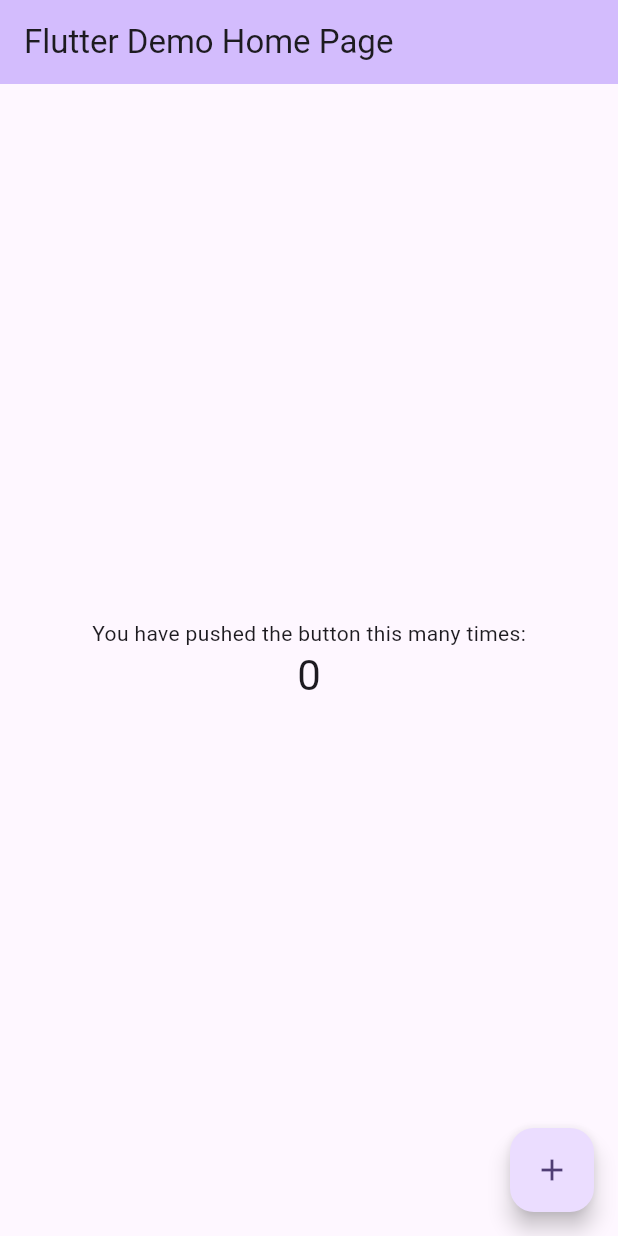
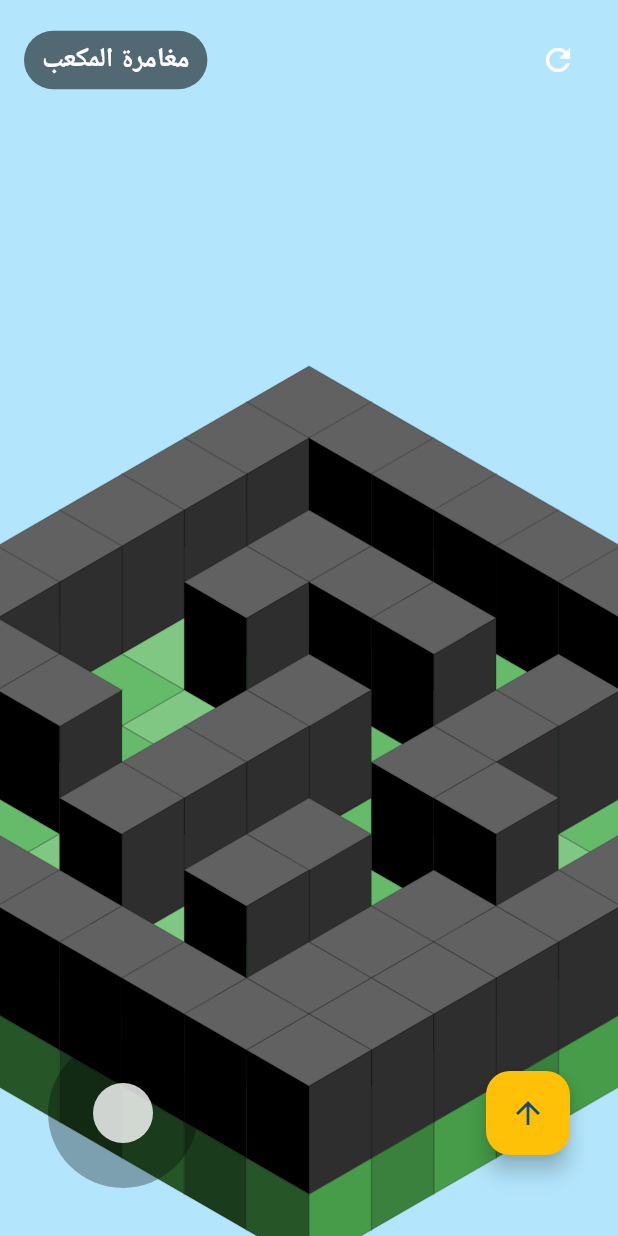
Before and after one commit to could-ai/019ada7c-a559-765a-b0df-c4ea16519175, a Flutter app: the screen it shows after launch, on a phone screen of 412 x 824 dp. Run offline on Flutter 3.47's test engine with Material 3 defaults, Android fonts, the phone set to English and light mode, and no system bars; Roboto replaces fonts that are missing (Arial).

Commit message:
Added basic 3D math and projection logic for isometric view.; Added virtual joystick for player control.; Implemented 3D rendering logic using CustomPainter to draw cubes with isometric projection.; Created the main game screen with game loop, collision detection, and UI overlay.; Updated main.dart to launch the new GameScreen.

```diff
--- /dev/null
+++ b/usr/lib/game/game_screen.dart
@@ -0,0 +1,269 @@
+import 'package:flutter/material.dart';
+import 'package:flutter/scheduler.dart';
+import 'math_3d.dart';
+import 'renderer.dart';
+import 'joystick.dart';
+import 'dart:math';
+
+class GameScreen extends StatefulWidget {
+  const GameScreen({super.key});
+
+  @override
+  State<GameScreen> createState() => _GameScreenState();
+}
+
+class _GameScreenState extends State<GameScreen> with SingleTickerProviderStateMixin {
+  late Ticker _ticker;
+
+  // Game State
+  late Camera _camera;
+  late GameObject _player;
+  List<GameObject> _worldObjects = [];
+  Offset _inputVector = Offset.zero;
+
+  // Level Data (1 = Wall, 0 = Floor, 2 = Goal)
+  final List<List<int>> _levelMap = [
+    [1, 1, 1, 1, 1, 1, 1, 1, 1, 1],
+    [1, 0, 0, 0, 0, 0, 1, 2, 0, 1],
+    [1, 0, 1, 1, 0, 0, 1, 0, 0, 1],
+    [1, 0, 1, 0, 0, 0, 0, 0, 0, 1],
+    [1, 0, 1, 0, 1, 1, 1, 1, 0, 1],
+    [1, 0, 0, 0, 0, 0, 0, 0, 0, 1],
+    [1, 0, 1, 1, 1, 0, 1, 1, 0, 1],
+    [1, 0, 0, 0, 1, 0, 0, 0, 0, 1],
+    [1, 1, 1, 0, 0, 0, 1, 1, 1, 1],
+    [1, 1, 1, 1, 1, 1, 1, 1, 1, 1],
+  ];
+
+  bool _hasWon = false;
+
+  @override
+  void initState() {
+    super.initState();
+    _initGame();
+    _ticker = createTicker(_gameLoop)..start();
+  }
+
+  void _initGame() {
+    _player = GameObject(
+      position: Vector3(1.5, 1.5, 0),
+      color: Colors.blue,
+      height: 0.8,
+    );
+
+    _camera = Camera(position: Vector3(1.5, 1.5, 0), zoom: 1.2);
+    _buildLevel();
+    _hasWon = false;
+  }
+
+  void _buildLevel() {
+    _worldObjects.clear();
+    // Add Floor
+    for (int x = 0; x < _levelMap.length; x++) {
+      for (int y = 0; y < _levelMap[x].length; y++) {
+        // Floor tile
+        _worldObjects.add(GameObject(
+          position: Vector3(x.toDouble(), y.toDouble(), -1.0),
+          height: 1.0, // Floor thickness
+          color: (x + y) % 2 == 0 ? Colors.green.shade300 : Colors.green.shade400,
+          isSolid: false,
+        ));
+
+        int type = _levelMap[x][y];
+        if (type == 1) {
+          // Wall
+          _worldObjects.add(GameObject(
+            position: Vector3(x.toDouble(), y.toDouble(), 0),
+            height: 1.5,
+            color: Colors.grey.shade700,
+            isSolid: true,
+          ));
+        } else if (type == 2) {
+          // Goal
+          _worldObjects.add(GameObject(
+            position: Vector3(x.toDouble(), y.toDouble(), 0),
+            height: 0.5,
+            color: Colors.amber,
+            isSolid: false,
+          ));
+        }
+      }
+    }
+  }
+
+  void _gameLoop(Duration elapsed) {
+    if (_hasWon) return;
+
+    double speed = 0.1;
+
+    // Calculate new position
+    double dx = _inputVector.dx * speed;
+    double dy = _inputVector.dy * speed;
+
+    // Simple Collision Detection
+    double nextX = _player.position.x + dx;
+    double nextY = _player.position.y + dy;
+
+    if (!_checkCollision(nextX, _player.position.y)) {
+      _player.position.x = nextX;
+    }
+    if (!_checkCollision(_player.position.x, nextY)) {
+      _player.position.y = nextY;
+    }
+
+    // Camera follow player (smooth)
+    _camera.position.x += (_player.position.x - _camera.position.x) * 0.1;
+    _camera.position.y += (_player.position.y - _camera.position.y) * 0.1;
+
+    // Check Win Condition
+    _checkWin();
+
+    setState(() {});
+  }
+
+  bool _checkCollision(double x, double y) {
+    // Check boundaries of grid
+    if (x < 0 || y < 0 || x >= _levelMap.length || y >= _levelMap[0].length) return true;
+
+    // Check walls
+    int gridX = x.round();
+    int gridY = y.round();
+
+    if (gridX >= 0 && gridX < _levelMap.length && gridY >= 0 && gridY < _levelMap[0].length) {
+      if (_levelMap[gridX][gridY] == 1) {
+        // Simple radius check
+        double dist = sqrt(pow(x - gridX, 2) + pow(y - gridY, 2));
+        if (dist < 0.7) return true; // Collision radius
+      }
+    }
+    return false;
+  }
+
+  void _checkWin() {
+    int gridX = _player.position.x.round();
+    int gridY = _player.position.y.round();
+
+    if (_levelMap[gridX][gridY] == 2) {
+      setState(() {
+        _hasWon = true;
+      });
+      _showWinDialog();
+    }
+  }
+
+  void _showWinDialog() {
+    showDialog(
+      context: context,
+      barrierDismissible: false,
+      builder: (context) => AlertDialog(
+        title: const Text('مبروك!'),
+        content: const Text('لقد وجدت الكنز!'),
+        actions: [
+          TextButton(
+            onPressed: () {
+              Navigator.of(context).pop();
+              _initGame();
+              setState(() {});
+            },
+            child: const Text('العب مرة أخرى'),
+          ),
+        ],
+      ),
+    );
+  }
+
+  @override
+  void dispose() {
+    _ticker.dispose();
+    super.dispose();
+  }
+
+  @override
+  Widget build(BuildContext context) {
+    // Combine static world objects with dynamic player
+    List<GameObject> renderList = [..._worldObjects, _player];
+
+    return Scaffold(
+      body: Stack(
+        children: [
+          // 3D View
+          Positioned.fill(
+            child: CustomPaint(
+              painter: GameRenderer(
+                objects: renderList,
+                camera: _camera,
+                groundColor: Colors.green,
+              ),
+            ),
+          ),
+
+          // UI Layer
+          SafeArea(
+            child: Column(
+              children: [
+                Padding(
+                  padding: const EdgeInsets.all(16.0),
+                  child: Row(
+                    mainAxisAlignment: MainAxisAlignment.spaceBetween,
+                    children: [
+                      Container(
+                        padding: const EdgeInsets.symmetric(horizontal: 12, vertical: 6),
+                        decoration: BoxDecoration(
+                          color: Colors.black54,
+                          borderRadius: BorderRadius.circular(20),
+                        ),
+                        child: const Text(
+                          "مغامرة المكعب",
+                          style: TextStyle(color: Colors.white, fontWeight: FontWeight.bold, fontSize: 18),
+                        ),
+                      ),
+                      IconButton(
+                        icon: const Icon(Icons.refresh, color: Colors.white),
+                        onPressed: () {
+                          _initGame();
+                          setState(() {});
+                        },
+                      )
+                    ],
+                  ),
+                ),
+                const Spacer(),
+                // Controls
+                Padding(
+                  padding: const EdgeInsets.all(32.0),
+                  child: Row(
+                    mainAxisAlignment: MainAxisAlignment.spaceBetween,
+                    children: [
+                      Joystick(
+                        onChange: (offset) {
+                          // Rotate input to match isometric view
+                          // Up on joystick should mean "Up-Right" in screen space (which is +X +Y in grid?)
+                          // Let's adjust:
+                          // Joystick Up (dy < 0) -> Move "North" in world
+                          // In our Iso projection:
+                          // X axis goes Bottom-Left to Top-Right
+                          // Y axis goes Top-Left to Bottom-Right
+
+                          // Let's map joystick directly to X/Y for now and adjust feel
+                          _inputVector = offset;
+                        },
+                      ),
+                      // Action Button (Jump/Interact - Placeholder)
+                      FloatingActionButton(
+                        onPressed: () {
+                          // Jump logic could go here
+                        },
+                        backgroundColor: Colors.amber,
+                        child: const Icon(Icons.arrow_upward),
+                      ),
+                    ],
+                  ),
+                ),
+              ],
+            ),
+          ),
+        ],
+      ),
+    );
+  }
+}
--- /dev/null
+++ b/usr/lib/game/joystick.dart
@@ -0,0 +1,69 @@
+import 'package:flutter/material.dart';
+import 'dart:math';
+
+class Joystick extends StatefulWidget {
+  final Function(Offset) onChange;
+
+  const Joystick({super.key, required this.onChange});
+
+  @override
+  State<Joystick> createState() => _JoystickState();
+}
+
+class _JoystickState extends State<Joystick> {
+  Offset _position = Offset.zero;
+  final double _size = 100.0;
+
+  @override
+  Widget build(BuildContext context) {
+    return GestureDetector(
+      onPanUpdate: (details) {
+        final localPosition = details.localPosition;
+        final center = Offset(_size / 2, _size / 2);
+        Offset delta = localPosition - center;
+
+        double distance = delta.distance;
+        if (distance > _size / 2) {
+          delta = Offset.fromDirection(delta.direction, _size / 2);
+        }
+
+        setState(() {
+          _position = delta;
+        });
+
+        // Normalize output to -1.0 to 1.0
+        widget.onChange(Offset(
+          _position.dx / (_size / 2),
+          _position.dy / (_size / 2),
+        ));
+      },
+      onPanEnd: (_) {
+        setState(() {
+          _position = Offset.zero;
+        });
+        widget.onChange(Offset.zero);
+      },
+      child: Container(
+        width: _size,
+        height: _size,
+        decoration: BoxDecoration(
+          color: Colors.black.withOpacity(0.3),
+          shape: BoxShape.circle,
+        ),
+        child: Center(
+          child: Transform.translate(
+            offset: _position,
+            child: Container(
+              width: 40,
+              height: 40,
+              decoration: BoxDecoration(
+                color: Colors.white.withOpacity(0.8),
+                shape: BoxShape.circle,
+              ),
+            ),
+          ),
+        ),
+      ),
+    );
+  }
+}
--- /dev/null
+++ b/usr/lib/game/math_3d.dart
@@ -0,0 +1,49 @@
+import 'dart:math';
+
+class Vector3 {
+  double x;
+  double y;
+  double z;
+
+  Vector3(this.x, this.y, this.z);
+
+  Vector3 operator +(Vector3 other) => Vector3(x + other.x, y + other.y, z + other.z);
+  Vector3 operator -(Vector3 other) => Vector3(x - other.x, y - other.y, z - other.z);
+  Vector3 operator *(double scale) => Vector3(x * scale, y * scale, z * scale);
+
+  double distanceTo(Vector3 other) {
+    return sqrt(pow(x - other.x, 2) + pow(y - other.y, 2) + pow(z - other.z, 2));
+  }
+}
+
+class Camera {
+  Vector3 position;
+  double zoom;
+
+  Camera({required this.position, this.zoom = 1.0});
+}
+
+// Simple perspective projection
+Offset project(Vector3 point, Camera camera, Size screenSize) {
+  // Relative position to camera
+  double x = point.x - camera.position.x;
+  double y = point.y - camera.position.y;
+  double z = point.z - camera.position.z;
+
+  // Isometric-ish projection for stability or Perspective
+  // Let's do a simple perspective
+  // We assume camera is looking slightly down and forward
+
+  // Rotate world to simulate camera angle (Pitch ~45 degrees, Yaw ~45 degrees)
+  // Isometric projection matrix simulation
+
+  double isoX = (x - y) * cos(pi / 6);
+  double isoY = (x + y) * sin(pi / 6) - z;
+
+  double centerX = screenSize.width / 2;
+  double centerY = screenSize.height / 2;
+
+  double scale = 40.0 * camera.zoom; // Base tile size
+
+  return Offset(centerX + isoX * scale, centerY + isoY * scale);
+}
--- /dev/null
+++ b/usr/lib/game/renderer.dart
@@ -0,0 +1,120 @@
+import 'package:flutter/material.dart';
+import 'math_3d.dart';
+
+class GameRenderer extends CustomPainter {
+  final List<GameObject> objects;
+  final Camera camera;
+  final Color groundColor;
+
+  GameRenderer({
+    required this.objects,
+    required this.camera,
+    required this.groundColor,
+  });
+
+  @override
+  void paint(Canvas canvas, Size size) {
+    // Draw Background
+    canvas.drawRect(Offset.zero & size, Paint()..color = Colors.lightBlue.shade100);
+
+    // Sort objects by depth (painter's algorithm)
+    // In isometric: depth = x + y + z usually works for simple sorting
+    objects.sort((a, b) {
+      double depthA = a.position.x + a.position.y + a.position.z;
+      double depthB = b.position.x + b.position.y + b.position.z;
+      return depthA.compareTo(depthB);
+    });
+
+    for (var obj in objects) {
+      _drawCube(canvas, size, obj);
+    }
+  }
+
+  void _drawCube(Canvas canvas, Size size, GameObject obj) {
+    // Cube corners relative to center
+    double r = 0.5; // radius/half-width
+    double h = obj.height; // height
+
+    // Base center
+    Vector3 pos = obj.position;
+
+    // 8 Corners
+    // Bottom Face (z = pos.z)
+    Vector3 b1 = Vector3(pos.x - r, pos.y - r, pos.z);
+    Vector3 b2 = Vector3(pos.x + r, pos.y - r, pos.z);
+    Vector3 b3 = Vector3(pos.x + r, pos.y + r, pos.z);
+    Vector3 b4 = Vector3(pos.x - r, pos.y + r, pos.z);
+
+    // Top Face (z = pos.z + h)
+    Vector3 t1 = Vector3(pos.x - r, pos.y - r, pos.z + h);
+    Vector3 t2 = Vector3(pos.x + r, pos.y - r, pos.z + h);
+    Vector3 t3 = Vector3(pos.x + r, pos.y + r, pos.z + h);
+    Vector3 t4 = Vector3(pos.x - r, pos.y + r, pos.z + h);
+
+    // Project all points
+    Offset pb1 = project(b1, camera, size);
+    Offset pb2 = project(b2, camera, size);
+    Offset pb3 = project(b3, camera, size);
+    Offset pb4 = project(b4, camera, size);
+
+    Offset pt1 = project(t1, camera, size);
+    Offset pt2 = project(t2, camera, size);
+    Offset pt3 = project(t3, camera, size);
+    Offset pt4 = project(t4, camera, size);
+
+    Paint paint = Paint()..style = PaintingStyle.fill;
+    Paint borderPaint = Paint()
+      ..style = PaintingStyle.stroke
+      ..color = Colors.black12
+      ..strokeWidth = 1.0;
+
+    // Draw faces based on visibility (Isometric assumption: we see Top, Right, Front)
+    // Actually, we should draw all needed faces.
+    // In standard iso (x-y), we see Top, Right (y-face), Left (x-face) usually?
+    // Let's draw Right, Front, Top.
+
+    // Right Face (b2, b3, t3, t2) - actually this depends on rotation.
+    // Let's assume standard view.
+
+    // Face 1: Right/Bottom-Right (y+)
+    Path face1 = Path()..moveTo(pb2.dx, pb2.dy)..lineTo(pb3.dx, pb3.dy)..lineTo(pt3.dx, pt3.dy)..lineTo(pt2.dx, pt2.dy)..close();
+    paint.color = _darken(obj.color, 0.2);
+    canvas.drawPath(face1, paint);
+    canvas.drawPath(face1, borderPaint);
+
+    // Face 2: Left/Bottom-Left (x+)
+    Path face2 = Path()..moveTo(pb3.dx, pb3.dy)..lineTo(pb4.dx, pb4.dy)..lineTo(pt4.dx, pt4.dy)..lineTo(pt3.dx, pt3.dy)..close();
+    paint.color = _darken(obj.color, 0.4);
+    canvas.drawPath(face2, paint);
+    canvas.drawPath(face2, borderPaint);
+
+    // Top Face
+    Path topFace = Path()..moveTo(pt1.dx, pt1.dy)..lineTo(pt2.dx, pt2.dy)..lineTo(pt3.dx, pt3.dy)..lineTo(pt4.dx, pt4.dy)..close();
+    paint.color = obj.color;
+    canvas.drawPath(topFace, paint);
+    canvas.drawPath(topFace, borderPaint);
+  }
+
+  Color _darken(Color color, double amount) {
+    final hsl = HSLColor.fromColor(color);
+    final hslDark = hsl.withLightness((hsl.lightness - amount).clamp(0.0, 1.0));
+    return hslDark.toColor();
+  }
+
+  @override
+  bool shouldRepaint(covariant CustomPainter oldDelegate) => true;
+}
+
+class GameObject {
+  Vector3 position;
+  double height;
+  Color color;
+  bool isSolid;
+
+  GameObject({
+    required this.position,
+    this.height = 1.0,
+    required this.color,
+    this.isSolid = true,
+  });
+}
--- a/usr/lib/main.dart
+++ b/usr/lib/main.dart
@@ -1,4 +1,5 @@
 import 'package:flutter/material.dart';
+import 'game/game_screen.dart';
 
 void main() {
   runApp(const MyApp());
@@ -7,117 +8,17 @@ void main() {
 class MyApp extends StatelessWidget {
   const MyApp({super.key});
 
-  // This widget is the root of your application.
   @override
   Widget build(BuildContext context) {
     return MaterialApp(
-      title: 'Flutter Demo',
+      title: 'Cube Adventure',
       debugShowCheckedModeBanner: false,
       theme: ThemeData(
-        // This is the theme of your application.
-        //
-        // TRY THIS: Try running your application with "flutter run". You'll see
-        // the application has a purple toolbar. Then, without quitting the app,
-        // try changing the seedColor in the colorScheme below to Colors.green
-        // and then invoke "hot reload" (save your changes or press the "hot
-        // reload" button in a Flutter-supported IDE, or press "r" if you used
-        // the command line to start the app).
-        //
-        // Notice that the counter didn't reset back to zero; the application
-        // state is not lost during the reload. To reset the state, use hot
-        // restart instead.
-        //
-        // This works for code too, not just values: Most code changes can be
-        // tested with just a hot reload.
-        colorScheme: ColorScheme.fromSeed(seedColor: Colors.deepPurple),
+        colorScheme: ColorScheme.fromSeed(seedColor: Colors.blue),
+        useMaterial3: true,
+        fontFamily: 'Arial', // Fallback font
       ),
-      initialRoute: '/',
-      routes: {
-        '/': (context) => const MyHomePage(title: 'Flutter Demo Home Page'),
-      },
+      home: const GameScreen(),
     );
   }
 }
-
-class MyHomePage extends StatefulWidget {
-  const MyHomePage({super.key, required this.title});
-
-  // This widget is the home page of your application. It is stateful, meaning
-  // that it has a State object (defined below) that contains fields that affect
-  // how it looks.
-
-  // This class is the configuration for the state. It holds the values (in this
-  // case the title) provided by the parent (in this case the App widget) and
-  // used by the build method of the State. Fields in a Widget subclass are
-  // always marked "final".
-
-  final String title;
-
-  @override
-  State<MyHomePage> createState() => _MyHomePageState();
-}
-
-class _MyHomePageState extends State<MyHomePage> {
-  int _counter = 0;
-
-  void _incrementCounter() {
-    setState(() {
-      // This call to setState tells the Flutter framework that something has
-      // changed in this State, which causes it to rerun the build method below
-      // so that the display can reflect the updated values. If we changed
-      // _counter without calling setState(), then the build method would not be
-      // called again, and so nothing would appear to happen.
-      _counter++;
-    });
-  }
-
-  @override
-  Widget build(BuildContext context) {
-    // This method is rerun every time setState is called, for instance as done
-    // by the _incrementCounter method above.
-    //
-    // The Flutter framework has been optimized to make rerunning build methods
-    // fast, so that you can just rebuild anything that needs updating rather
-    // than having to individually change instances of widgets.
-    return Scaffold(
-      appBar: AppBar(
-        // TRY THIS: Try changing the color here to a specific color (to
-        // Colors.amber, perhaps?) and trigger a hot reload to see the AppBar
-        // change color while the other colors stay the same.
-        backgroundColor: Theme.of(context).colorScheme.inversePrimary,
-        // Here we take the value from the MyHomePage object that was created by
-        // the App.build method, and use it to set our appbar title.
-        title: Text(widget.title),
-      ),
-      body: Center(
-        // Center is a layout widget. It takes a single child and positions it
-        // in the middle of the parent.
-        child: Column(
-          // Column is also a layout widget. It takes a list of children and
-          // arranges them vertically. By default, it sizes itself to fit its
-          // children horizontally, and tries to be as tall as its parent.
-          //
-          // Column has various properties to control how it sizes itself and
-          // how it positions its children. Here we use mainAxisAlignment to
-          // center the children vertically; the main axis here is the vertical
-          // axis because Columns are vertical (the cross axis would be
-          // horizontal).
-          //
-          // TRY THIS: Invoke "debug painting" (choose the "Toggle Debug Paint"
-          // action in the IDE, or press "p" in the console), to see the
-          // wireframe for each widget.
-          mainAxisAlignment: MainAxisAlignment.center,
-          children: <Widget>[
-            const Text('You have pushed the button this many times:'),
-            Text('$_counter', style: Theme.of(context).textTheme.headlineMedium),
-          ],
-        ),
-      ),
-      floatingActionButton: FloatingActionButton(
-        onPressed: _incrementCounter,
-        tooltip: 'Increment',
-        child: const Icon(Icons.add),
-      ), // This trailing comma makes auto-formatting nicer for build methods.
-    );
-  }
-}
```
